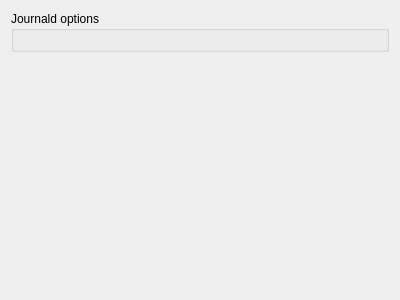
Before: the Qt Designer form src/modes/journald/journaldConfigurationWidget.ui in KDE/ksystemlog, drawn with Qt 5.
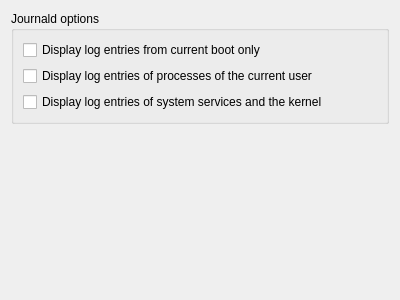
After: the same form once the commit is applied.

Commit message: Implemented initial journald configuration widget.

The edit to the form file:
```diff
--- a/src/modes/journald/journaldConfigurationWidget.ui
+++ b/src/modes/journald/journaldConfigurationWidget.ui
@@ -16,7 +16,29 @@
      <property name="title">
       <string>Journald options</string>
      </property>
-     <layout class="QGridLayout"/>
+     <layout class="QGridLayout">
+      <item row="1" column="0">
+       <widget class="QCheckBox" name="currentUserEntries">
+        <property name="text">
+         <string>Display log entries of processes of the current user</string>
+        </property>
+       </widget>
+      </item>
+      <item row="0" column="0">
+       <widget class="QCheckBox" name="lastBootOnly">
+        <property name="text">
+         <string>Display log entries from current boot only</string>
+        </property>
+       </widget>
+      </item>
+      <item row="2" column="0">
+       <widget class="QCheckBox" name="systemEntries">
+        <property name="text">
+         <string>Display log entries of system services and the kernel</string>
+        </property>
+       </widget>
+      </item>
+     </layout>
     </widget>
    </item>
    <item>
```
The commit also changes 2 other files.
